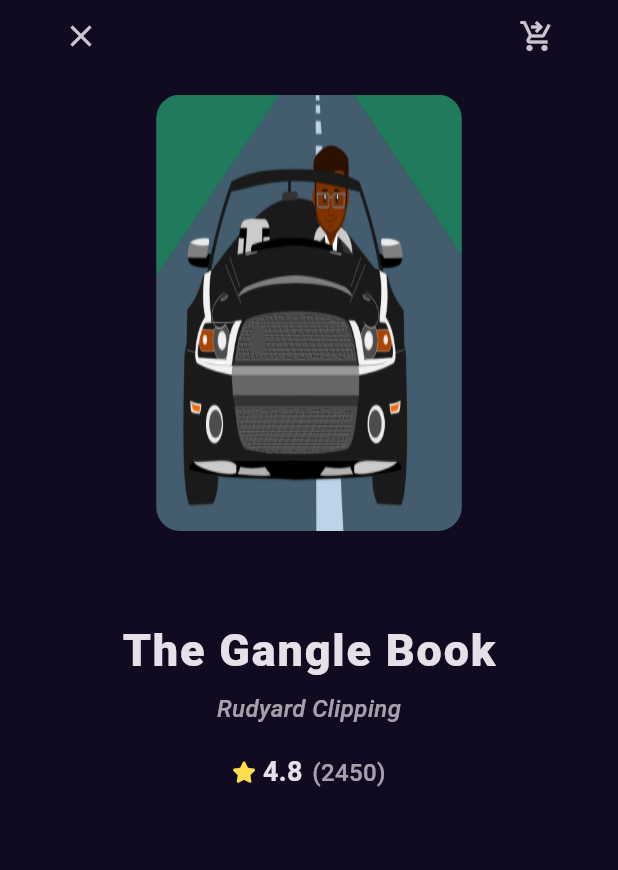
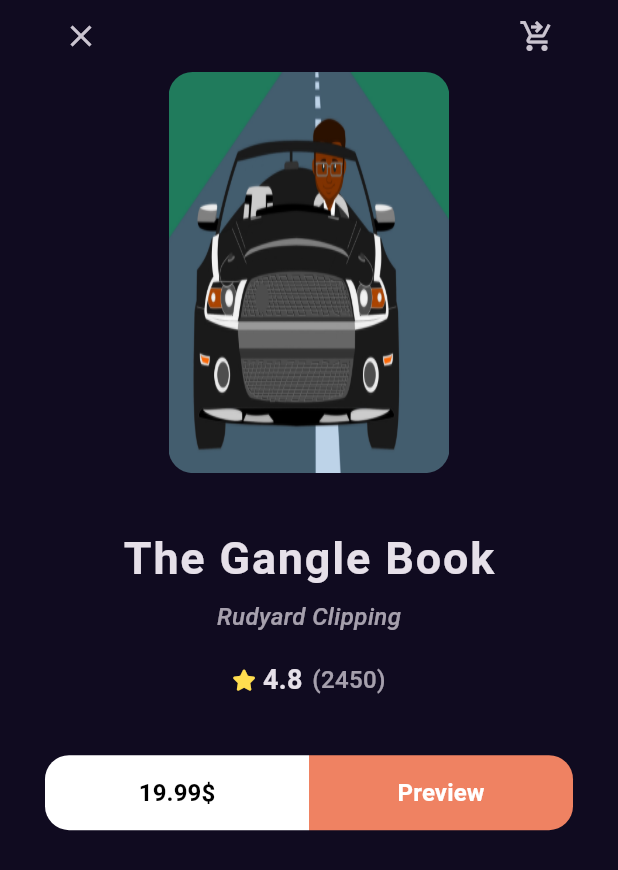
Before and after one commit to m7md015sh/bookly_app, a Flutter app: the BooksDetailsView screen opened by its route, on a phone screen of 412 x 824 dp. Shown: the top 870 px of the screen. Run offline on Flutter 3.47's test engine with Material 3 defaults, Android fonts, the phone set to English and light mode, and no system bars; our stand-ins replace font_awesome_flutter, go_router, google_fonts.

Commit message:
create action button in details view

```diff
--- /dev/null
+++ b/lib/features/home/presentation/views/widgets/books_action.dart
@@ -0,0 +1,19 @@
+import 'package:bookly_app/features/home/presentation/views/widgets/custom_buttons_action.dart';
+import 'package:flutter/cupertino.dart';
+import 'package:flutter/material.dart';
+import 'package:flutter/painting.dart';
+import 'package:flutter/rendering.dart';
+
+class BooksAction extends StatelessWidget {
+  const BooksAction({Key? key}) : super(key: key);
+
+  @override
+  Widget build(BuildContext context) {
+    return const Row(
+      children: [
+        Expanded(child: CustomButtonAction( text: "19.99\$",backgroundColor: Colors.white,textColor: Colors.black,borderRadius: BorderRadius.only(topLeft:Radius.circular(16),bottomLeft: Radius.circular(16)),)),
+        Expanded(child: CustomButtonAction(text: "Preview",backgroundColor: Color(0xffEF8262),textColor: Colors.white,borderRadius: BorderRadius.only(topRight:Radius.circular(16),bottomRight: Radius.circular(16)),)),
+      ],
+    );
+  }
+}
--- a/lib/features/home/presentation/views/widgets/books_details_view_body.dart
+++ b/lib/features/home/presentation/views/widgets/books_details_view_body.dart
@@ -1,4 +1,5 @@
 import 'package:bookly_app/core/utils/styles.dart';
+import 'package:bookly_app/features/home/presentation/views/widgets/books_action.dart';
 import 'package:bookly_app/features/home/presentation/views/widgets/custom_app_bar_details_view.dart';
 import 'package:bookly_app/features/home/presentation/views/widgets/custom_book_item.dart';
 import 'package:bookly_app/features/home/presentation/views/widgets/custom_book_rating.dart';
@@ -19,15 +20,15 @@ class BooksDetailsViewBody extends StatelessWidget {
           const CustomAppBarDetailsView(),
           Padding(
             padding:
-                EdgeInsets.symmetric(horizontal: width * .18, vertical: 15),
+                EdgeInsets.symmetric(horizontal: width * .2),
             child: const CustomBookItem(),
           ),
           const SizedBox(
-            height: 43,
+            height: 35,
           ),
-          const Text(
+           Text(
             'The Gangle Book',
-            style: Styles.textStyle30,
+            style: Styles.textStyle30.copyWith(fontWeight: FontWeight.w600),
           ),
           const SizedBox(
             height: 6,
@@ -47,6 +48,10 @@ class BooksDetailsViewBody extends StatelessWidget {
           const BookRating(
             mainAxisAlignment: MainAxisAlignment.center,
           ),
+          SizedBox(
+            height: 37,
+          ),
+          BooksAction(),
         ],
       ),
     );
--- a/lib/features/home/presentation/views/widgets/custom_app_bar_details_view.dart
+++ b/lib/features/home/presentation/views/widgets/custom_app_bar_details_view.dart
@@ -1,4 +1,5 @@
 import 'package:flutter/material.dart';
+import 'package:go_router/go_router.dart';
 
 class CustomAppBarDetailsView extends StatelessWidget {
   const CustomAppBarDetailsView({Key? key}) : super(key: key);
@@ -9,7 +10,7 @@ class CustomAppBarDetailsView extends StatelessWidget {
       mainAxisAlignment: MainAxisAlignment.spaceBetween,
       children: [
         IconButton(onPressed: (){
-
+            GoRouter.of(context).pop();
         }, icon: const Icon(Icons.close)),
         IconButton(onPressed: (){
 
--- /dev/null
+++ b/lib/features/home/presentation/views/widgets/custom_buttons_action.dart
@@ -0,0 +1,29 @@
+import 'package:bookly_app/core/utils/styles.dart';
+import 'package:flutter/material.dart';
+
+class CustomButtonAction extends StatelessWidget {
+  final String text;
+  final Color backgroundColor;
+  final Color textColor;
+  final BorderRadius? borderRadius;
+  const CustomButtonAction({Key? key, required this.backgroundColor, required this.textColor,  this.borderRadius, required this.text}) : super(key: key);
+
+  @override
+  Widget build(BuildContext context) {
+    return SizedBox(
+      height: 50,
+      child: TextButton(
+        style: TextButton.styleFrom(
+          backgroundColor:backgroundColor,
+          shape: RoundedRectangleBorder(
+            borderRadius:borderRadius ?? BorderRadius.circular(16),
+          )
+        ),
+          onPressed: () {},
+          child: Text(
+            '$text',
+            style: Styles.textStyle16.copyWith(color: textColor,fontWeight: FontWeight.w600),
+          )),
+    );
+  }
+}
```
Also changed, not shown: lib/features/home/presentation/views/widgets/custom_book_rating.dart (+24 -8 lines).
